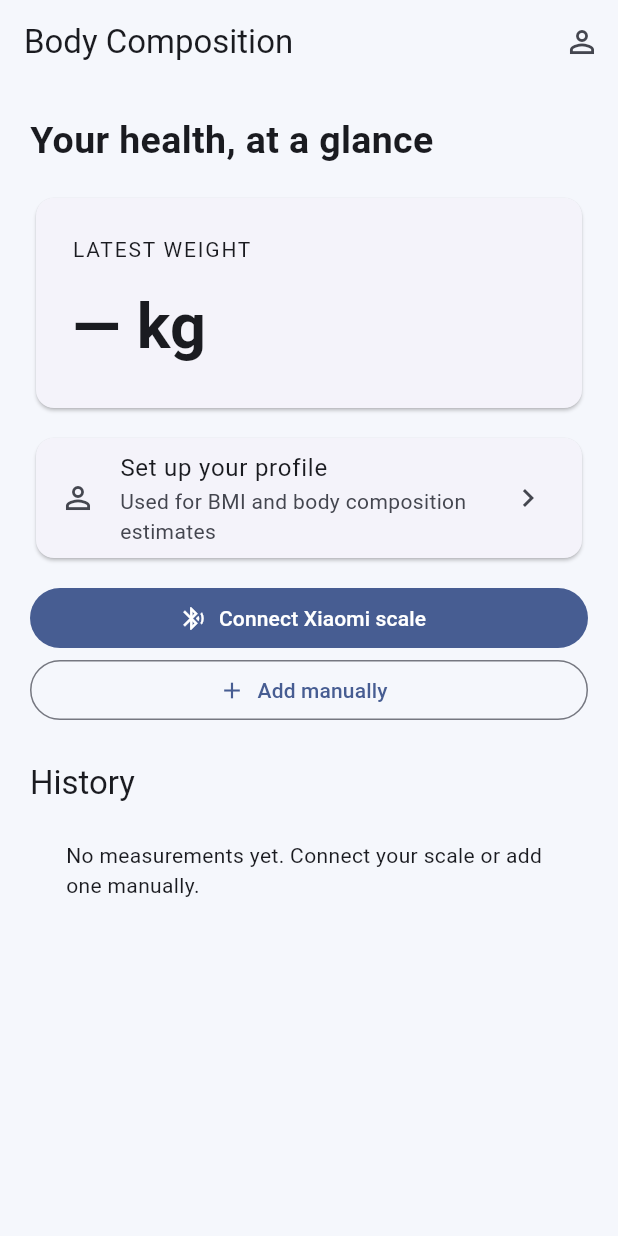
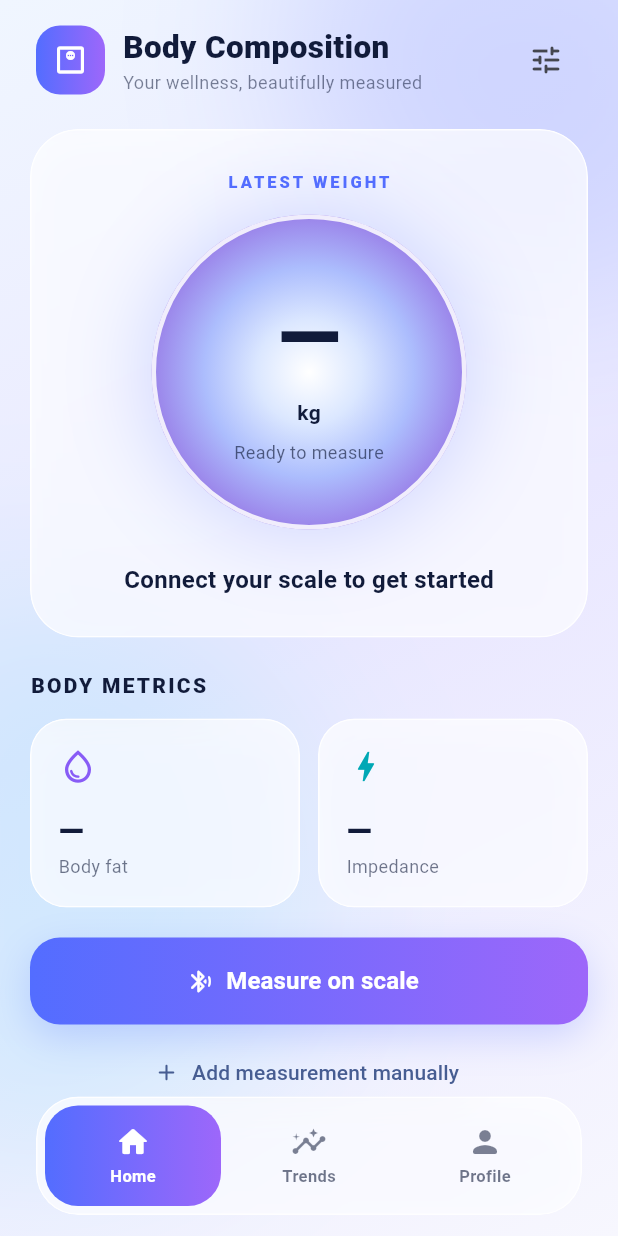
Before and after one commit to marcotrumpet/body-composition-flutter, a Flutter app: the screen it shows after launch, on a phone screen of 412 x 824 dp. Run offline on Flutter 3.47's test engine with Material 3 defaults, Android fonts, the phone set to English and light mode, and no system bars; our stand-ins replace device_info_plus, fl_chart, flutter_blue_plus, permission_handler, shared_preferences; accounts and stored records are empty.

Commit message:
feat(ui): introduce Material 3 glass dashboard, trends and profile tabs

```diff
--- a/lib/main.dart
+++ b/lib/main.dart
@@ -5,6 +5,7 @@ import 'models/user_profile.dart';
 import 'services/measurement_store.dart';
 import 'services/scale_ble.dart';
 import 'services/bluetooth_permissions.dart';
+import 'ui/dashboard_view.dart';
 
 void main() => runApp(const BodyCompositionApp());
 
@@ -206,93 +207,13 @@ class _DashboardState extends State<Dashboard> {
   }
 
   @override
-  Widget build(BuildContext context) {
-    final latest = history.isEmpty ? null : history.first;
-    return Scaffold(
-      appBar: AppBar(
-          title: const Text('Body Composition'),
-          backgroundColor: Colors.transparent,
-          actions: [
-            IconButton(
-                onPressed: _editProfile,
-                tooltip: 'Profile',
-                icon: const Icon(Icons.person_outline))
-          ]),
-      body: SafeArea(
-          child: ListView(padding: const EdgeInsets.all(20), children: [
-        const Text('Your health, at a glance',
-            style: TextStyle(fontSize: 25, fontWeight: FontWeight.bold)),
-        const SizedBox(height: 16),
-        Card(
-            child: Padding(
-                padding: const EdgeInsets.all(24),
-                child: Column(
-                    crossAxisAlignment: CrossAxisAlignment.start,
-                    children: [
-                      const Text('LATEST WEIGHT',
-                          style: TextStyle(letterSpacing: 1.2)),
-                      const SizedBox(height: 12),
-                      Text(
-                          latest == null
-                              ? '— kg'
-                              : '${latest.weightKg.toStringAsFixed(2)} kg',
-                          style: const TextStyle(
-                              fontSize: 42, fontWeight: FontWeight.bold)),
-                      if (latest?.bmi != null)
-                        Text('BMI ${latest!.bmi!.toStringAsFixed(1)}'),
-                      if (latest?.impedance != null)
-                        Text('Impedance ${latest!.impedance} Ω'),
-                      if (latest?.bodyFatPercent != null)
-                        Text(
-                            'Estimated body fat ${latest!.bodyFatPercent!.toStringAsFixed(1)}%'),
-                    ]))),
-        const SizedBox(height: 12),
-        Card(
-            child: ListTile(
-          leading: const Icon(Icons.person_outline),
-          title: Text(profile == null
-              ? 'Set up your profile'
-              : '${profile!.heightCm.toStringAsFixed(0)} cm · ${profile!.ageYears} years'),
-          subtitle: const Text('Used for BMI and body composition estimates'),
-          trailing: const Icon(Icons.chevron_right),
-          onTap: _editProfile,
-        )),
-        const SizedBox(height: 12),
-        FilledButton.icon(
-            onPressed: scanning ? _cancel : _scan,
-            icon: Icon(scanning
-                ? Icons.stop_circle_outlined
-                : Icons.bluetooth_searching),
-            label: Text(scanning ? 'Stop measuring' : 'Connect Xiaomi scale')),
-        OutlinedButton.icon(
-            onPressed: _manual,
-            icon: const Icon(Icons.add),
-            label: const Text('Add manually')),
-        if (error != null)
-          Padding(
-              padding: const EdgeInsets.all(8),
-              child: Text(error!,
-                  style:
-                      TextStyle(color: Theme.of(context).colorScheme.error))),
-        const SizedBox(height: 24),
-        Text('History', style: Theme.of(context).textTheme.titleLarge),
-        if (history.isEmpty)
-          const Padding(
-              padding: EdgeInsets.all(24),
-              child: Text(
-                  'No measurements yet. Connect your scale or add one manually.')),
-        ...history.map((m) => Card(
-                child: ListTile(
-              leading: const CircleAvatar(
-                  child: Icon(Icons.monitor_weight_outlined)),
-              title: Text('${m.weightKg.toStringAsFixed(2)} kg'),
-              subtitle: Text(
-                  '${m.timestamp.day}/${m.timestamp.month}/${m.timestamp.year} · ${m.timestamp.hour.toString().padLeft(2, '0')}:${m.timestamp.minute.toString().padLeft(2, '0')}'),
-              trailing: m.bmi == null
-                  ? null
-                  : Text('BMI ${m.bmi!.toStringAsFixed(1)}'),
-            ))),
-      ])),
-    );
-  }
+  Widget build(BuildContext context) => DashboardView(
+    history: history,
+    profile: profile,
+    scanning: scanning,
+    error: error,
+    onMeasure: scanning ? _cancel : _scan,
+    onManual: _manual,
+    onProfile: _editProfile,
+  );
 }
--- /dev/null
+++ b/lib/ui/dashboard_view.dart
@@ -0,0 +1,242 @@
+import 'dart:ui';
+import 'package:fl_chart/fl_chart.dart';
+import 'package:flutter/material.dart';
+import '../models/measurement.dart';
+import '../models/user_profile.dart';
+
+const _ink = Color(0xFF111B3A);
+const _blue = Color(0xFF536DFF);
+const _purple = Color(0xFF9D67FA);
+
+class DashboardView extends StatefulWidget {
+  const DashboardView({super.key, required this.history, required this.profile,
+    required this.scanning, required this.error, required this.onMeasure,
+    required this.onManual, required this.onProfile});
+  final List<Measurement> history;
+  final UserProfile? profile;
+  final bool scanning;
+  final String? error;
+  final VoidCallback onMeasure;
+  final VoidCallback onManual;
+  final VoidCallback onProfile;
+  @override
+  State<DashboardView> createState() => _DashboardViewState();
+}
+
+class _DashboardViewState extends State<DashboardView> {
+  int tab = 0;
+  @override
+  Widget build(BuildContext context) {
+    return Scaffold(
+      extendBody: true,
+      backgroundColor: const Color(0xFFF1F4FF),
+      body: Stack(children: [
+        const Positioned.fill(child: _Atmosphere()),
+        SafeArea(bottom: false, child: Column(children: [
+          Padding(padding: const EdgeInsets.fromLTRB(24, 16, 24, 12), child: Row(children: [
+            Container(padding: const EdgeInsets.all(11),
+              decoration: BoxDecoration(gradient: const LinearGradient(colors: [_blue, _purple]),
+                borderRadius: BorderRadius.circular(16)),
+              child: const Icon(Icons.monitor_weight_outlined, color: Colors.white)),
+            const SizedBox(width: 12),
+            Expanded(child: Column(crossAxisAlignment: CrossAxisAlignment.start, children: [
+              Text(tab == 0 ? 'Body Composition' : tab == 1 ? 'Your trends' : 'Your profile',
+                style: const TextStyle(fontSize: 21, fontWeight: FontWeight.w800, color: _ink)),
+              Text(tab == 0 ? 'Your wellness, beautifully measured' : 'Personal health insights',
+                style: TextStyle(fontSize: 12, color: _ink.withValues(alpha: .55))),
+            ])),
+            IconButton(onPressed: widget.onProfile, icon: const Icon(Icons.tune_rounded)),
+          ])),
+          Expanded(child: AnimatedSwitcher(duration: const Duration(milliseconds: 250),
+            child: KeyedSubtree(key: ValueKey(tab), child: tab == 0 ? _home() : tab == 1 ? _history() : _profile()))),
+        ])),
+      ]),
+      bottomNavigationBar: SafeArea(minimum: const EdgeInsets.fromLTRB(24, 0, 24, 14),
+        child: _Glass(padding: const EdgeInsets.all(5), radius: 28,
+          child: Row(children: [
+            _nav(Icons.home_rounded, 'Home', 0),
+            _nav(Icons.insights_rounded, 'Trends', 1),
+            _nav(Icons.person_rounded, 'Profile', 2),
+          ]))),
+    );
+  }
+
+  Widget _nav(IconData icon, String title, int index) => Expanded(child: InkWell(
+    borderRadius: BorderRadius.circular(24), onTap: () => setState(() => tab = index),
+    child: AnimatedContainer(duration: const Duration(milliseconds: 220),
+      padding: const EdgeInsets.symmetric(vertical: 12),
+      decoration: BoxDecoration(
+        gradient: tab == index ? const LinearGradient(colors: [_blue, _purple]) : null,
+        borderRadius: BorderRadius.circular(22)),
+      child: Column(mainAxisSize: MainAxisSize.min, children: [
+        Icon(icon, color: tab == index ? Colors.white : _ink.withValues(alpha: .55)),
+        const SizedBox(height: 3),
+        Text(title, style: TextStyle(fontSize: 11, fontWeight: FontWeight.w700,
+          color: tab == index ? Colors.white : _ink.withValues(alpha: .6))),
+      ]),
+    ),
+  ));
+
+  Widget _home() {
+    final latest = widget.history.isEmpty ? null : widget.history.first;
+    return ListView(padding: const EdgeInsets.fromLTRB(20, 10, 20, 120), children: [
+      _Glass(padding: const EdgeInsets.all(26), radius: 32, child: Column(children: [
+        const Text('LATEST WEIGHT', style: TextStyle(color: _blue, fontWeight: FontWeight.w800, letterSpacing: 2, fontSize: 11)),
+        const SizedBox(height: 14),
+        Container(width: 210, height: 210, alignment: Alignment.center,
+          decoration: BoxDecoration(shape: BoxShape.circle,
+            gradient: const RadialGradient(colors: [Color(0xFFFFFFFF), Color(0xFFDBE7FF), Color(0xFFACBDFD), Color(0xFF9A82E9)]),
+            boxShadow: [BoxShadow(color: _blue.withValues(alpha: .25), blurRadius: 48, spreadRadius: 3)],
+            border: Border.all(color: Colors.white.withValues(alpha: .85), width: 3)),
+          child: Column(mainAxisAlignment: MainAxisAlignment.center, children: [
+            Text(latest == null ? '—' : latest.weightKg.toStringAsFixed(1),
+              style: const TextStyle(fontSize: 55, fontWeight: FontWeight.w800, color: _ink, letterSpacing: -2)),
+            const Text('kg', style: TextStyle(color: _ink, fontWeight: FontWeight.w600)),
+            const SizedBox(height: 8),
+            Text(latest?.bmi == null ? 'Ready to measure' : 'BMI ${latest!.bmi!.toStringAsFixed(1)}',
+              style: TextStyle(color: _ink.withValues(alpha: .65), fontSize: 12)),
+          ])),
+        const SizedBox(height: 22),
+        Text(latest == null ? 'Connect your scale to get started' : 'Your latest measurement',
+          style: const TextStyle(fontSize: 16, fontWeight: FontWeight.w700, color: _ink)),
+      ])),
+      const SizedBox(height: 22),
+      const Text('BODY METRICS', style: TextStyle(color: _ink, fontWeight: FontWeight.w800, letterSpacing: 1.5)),
+      const SizedBox(height: 12),
+      Row(children: [
+        Expanded(child: _metric(Icons.water_drop_outlined, 'Body fat', latest?.bodyFatPercent, '%', const Color(0xFF885CF6))),
+        const SizedBox(width: 12),
+        Expanded(child: _metric(Icons.bolt_outlined, 'Impedance', latest?.impedance?.toDouble(), 'Ω', const Color(0xFF00A8B5))),
+      ]),
+      const SizedBox(height: 20),
+      Container(height: 58, decoration: BoxDecoration(
+        gradient: const LinearGradient(colors: [_blue, _purple]),
+        borderRadius: BorderRadius.circular(20),
+        boxShadow: [BoxShadow(color: _blue.withValues(alpha: .24), blurRadius: 22, offset: const Offset(0, 8))]),
+        child: FilledButton.icon(onPressed: widget.onMeasure,
+          style: FilledButton.styleFrom(backgroundColor: Colors.transparent, shadowColor: Colors.transparent),
+          icon: Icon(widget.scanning ? Icons.stop_circle_outlined : Icons.bluetooth_searching_rounded),
+          label: Text(widget.scanning ? 'Stop measuring' : 'Measure on scale',
+            style: const TextStyle(fontSize: 16, fontWeight: FontWeight.w700)))),
+      const SizedBox(height: 8),
+      TextButton.icon(onPressed: widget.onManual, icon: const Icon(Icons.add_rounded), label: const Text('Add measurement manually')),
+      if (widget.scanning) const Padding(padding: EdgeInsets.all(12), child: Row(children: [
+        SizedBox(width: 18, height: 18, child: CircularProgressIndicator(strokeWidth: 2)),
+        SizedBox(width: 12), Text('Waiting for a stable scale reading…')])),
+      if (widget.error != null) Padding(padding: const EdgeInsets.all(12),
+        child: Text(widget.error!, style: const TextStyle(color: Color(0xFFB62445)))),
+    ]);
+  }
+
+  Widget _metric(IconData icon, String title, double? value, String suffix, Color color) =>
+    _Glass(radius: 24, padding: const EdgeInsets.all(18), child: Column(crossAxisAlignment: CrossAxisAlignment.start, children: [
+      Icon(icon, color: color, size: 26),
+      const SizedBox(height: 14),
+      Text(value == null ? '—' : '${value.toStringAsFixed(1)} $suffix',
+        style: const TextStyle(color: _ink, fontSize: 22, fontWeight: FontWeight.w800)),
+      Text(title, style: TextStyle(color: _ink.withValues(alpha: .6), fontSize: 12)),
+    ]));
+
+  Widget _history() {
+    final measurements = widget.history.reversed.toList();
+    return ListView(padding: const EdgeInsets.fromLTRB(20, 12, 20, 120), children: [
+      _Glass(radius: 30, padding: const EdgeInsets.all(22), child: Column(crossAxisAlignment: CrossAxisAlignment.start, children: [
+        const Text('Weight evolution', style: TextStyle(color: _ink, fontSize: 20, fontWeight: FontWeight.w800)),
+        const SizedBox(height: 4),
+        const Text('All recorded measurements', style: TextStyle(color: Color(0xFF7A829C), fontSize: 12)),
+        const SizedBox(height: 26),
+        SizedBox(height: 210, child: measurements.length < 2
+          ? const Center(child: Text('Add two measurements to see your trend'))
+          : LineChart(LineChartData(
+              minY: measurements.map((m) => m.weightKg).reduce((a, b) => a < b ? a : b) - 2,
+              maxY: measurements.map((m) => m.weightKg).reduce((a, b) => a > b ? a : b) + 2,
+              gridData: FlGridData(show: true, drawVerticalLine: false,
+                getDrawingHorizontalLine: (_) => FlLine(color: _blue.withValues(alpha: .1), strokeWidth: 1)),
+              titlesData: const FlTitlesData(topTitles: AxisTitles(sideTitles: SideTitles(showTitles: false)),
+                rightTitles: AxisTitles(sideTitles: SideTitles(showTitles: false)),
+                bottomTitles: AxisTitles(sideTitles: SideTitles(showTitles: false))),
+              borderData: FlBorderData(show: false),
+              lineBarsData: [LineChartBarData(
+                spots: [for (var i = 0; i < measurements.length; i++) FlSpot(i.toDouble(), measurements[i].weightKg)],
+                isCurved: true, barWidth: 3, color: _purple,
+                dotData: const FlDotData(show: true),
+                belowBarData: BarAreaData(show: true, color: _purple.withValues(alpha: .12)),
+              )]))),
+      ])),
+      const SizedBox(height: 24),
+      const Text('RECENT READINGS', style: TextStyle(color: _ink, fontWeight: FontWeight.w800, letterSpacing: 1.5)),
+      const SizedBox(height: 12),
+      if (widget.history.isEmpty) const Text('No measurements recorded yet.'),
+      ...widget.history.map((m) => Padding(padding: const EdgeInsets.only(bottom: 10),
+        child: _Glass(radius: 20, padding: const EdgeInsets.symmetric(horizontal: 16, vertical: 14),
+          child: Row(children: [
+            const CircleAvatar(backgroundColor: Color(0xFFE8EAFF), child: Icon(Icons.monitor_weight_outlined, color: _blue)),
+            const SizedBox(width: 12),
+            Expanded(child: Column(crossAxisAlignment: CrossAxisAlignment.start, children: [
+              Text('${m.weightKg.toStringAsFixed(2)} kg', style: const TextStyle(color: _ink, fontSize: 17, fontWeight: FontWeight.w800)),
+              Text('${m.timestamp.day}/${m.timestamp.month}/${m.timestamp.year} · ${m.timestamp.hour.toString().padLeft(2, '0')}:${m.timestamp.minute.toString().padLeft(2, '0')}',
+                style: const TextStyle(color: Color(0xFF7A829C), fontSize: 12)),
+            ])),
+            if (m.bmi != null) Text('BMI ${m.bmi!.toStringAsFixed(1)}',
+              style: const TextStyle(color: _blue, fontWeight: FontWeight.w700)),
+          ])))),
+    ]);
+  }
+
+  Widget _profile() => ListView(padding: const EdgeInsets.fromLTRB(20, 12, 20, 120), children: [
+    _Glass(radius: 30, padding: const EdgeInsets.all(24), child: Column(children: [
+      const CircleAvatar(radius: 38, backgroundColor: Color(0xFFE2E7FF),
+        child: Icon(Icons.person_rounded, color: _blue, size: 38)),
+      const SizedBox(height: 14),
+      Text(widget.profile == null ? 'Set up your profile' : 'Your measurement profile',
+        style: const TextStyle(color: _ink, fontSize: 20, fontWeight: FontWeight.w800)),
+      const SizedBox(height: 12),
+      Text(widget.profile == null ? 'Height, age and sex are needed for composition estimates'
+        : '${widget.profile!.heightCm.toStringAsFixed(0)} cm · ${widget.profile!.ageYears} years · ${widget.profile!.sex}',
+        textAlign: TextAlign.center, style: const TextStyle(color: Color(0xFF7A829C))),
+      const SizedBox(height: 22),
+      FilledButton.icon(onPressed: widget.onProfile, icon: const Icon(Icons.edit_outlined),
+        label: const Text('Edit profile')),
+    ])),
+    const SizedBox(height: 16),
+    const _Glass(radius: 22, padding: EdgeInsets.all(18),
+      child: Text('Body composition values are estimates derived from impedance. They are not medical diagnoses.',
+        style: TextStyle(color: _ink, height: 1.5))),
+  ]);
+}
+
+class _Glass extends StatelessWidget {
+  const _Glass({required this.child, required this.padding, this.radius = 24});
+  final Widget child;
+  final EdgeInsets padding;
+  final double radius;
+  @override
+  Widget build(BuildContext context) => ClipRRect(
+    borderRadius: BorderRadius.circular(radius),
+    child: BackdropFilter(filter: ImageFilter.blur(sigmaX: 16, sigmaY: 16),
+      child: Container(padding: padding,
+        decoration: BoxDecoration(
+          color: Colors.white.withValues(alpha: .72),
+          borderRadius: BorderRadius.circular(radius),
+          border: Border.all(color: Colors.white.withValues(alpha: .9)),
+          boxShadow: [BoxShadow(color: _blue.withValues(alpha: .07), blurRadius: 24, offset: const Offset(0, 8))]),
+        child: child)),
+  );
+}
+
+class _Atmosphere extends StatelessWidget {
+  const _Atmosphere();
+  @override
+  Widget build(BuildContext context) => DecoratedBox(
+    decoration: const BoxDecoration(gradient: LinearGradient(
+      begin: Alignment.topLeft, end: Alignment.bottomRight,
+      colors: [Color(0xFFF0F6FF), Color(0xFFE9E7FF), Color(0xFFF7F7FE)])),
+    child: Stack(children: [
+      Positioned(top: -110, right: -90, child: _orb(280, const Color(0xFFB2BCFF))),
+      Positioned(bottom: 80, left: -140, child: _orb(320, const Color(0xFFB8E5FC))),
+    ]),
+  );
+  Widget _orb(double size, Color color) => Container(width: size, height: size,
+    decoration: BoxDecoration(shape: BoxShape.circle, boxShadow: [
+      BoxShadow(color: color.withValues(alpha: .5), blurRadius: 100, spreadRadius: 35)]));
+}
```
